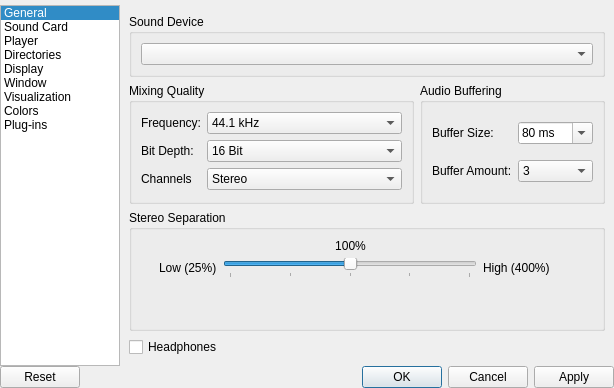
First picture: the form in ui/SetupWindow.ui, repository ModPlugPlayer/ModPlugPlayer, before the edit.
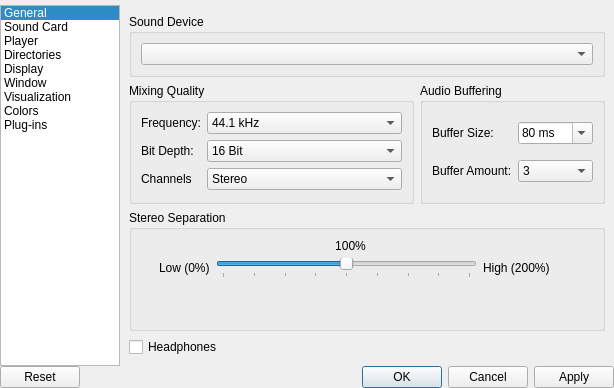
Second picture: the form after the edit. The open tabs and pages were chosen to show the change.

Patch:
```diff
--- a/ui/SetupWindow.ui
+++ b/ui/SetupWindow.ui
@@ -508,17 +508,17 @@
                   </sizepolicy>
                  </property>
                  <property name="text">
-                  <string>Low (25%)</string>
+                  <string>Low (0%)</string>
                  </property>
                 </widget>
                </item>
                <item>
                 <widget class="QSlider" name="stereoSeparationSlider">
                  <property name="maximum">
-                  <number>4</number>
+                  <number>200</number>
                  </property>
                  <property name="value">
-                  <number>2</number>
+                  <number>100</number>
                  </property>
                  <property name="orientation">
                   <enum>Qt::Horizontal</enum>
@@ -527,7 +527,7 @@
                   <enum>QSlider::TicksBelow</enum>
                  </property>
                  <property name="tickInterval">
-                  <number>1</number>
+                  <number>25</number>
                  </property>
                 </widget>
                </item>
@@ -540,7 +540,7 @@
                   </sizepolicy>
                  </property>
                  <property name="text">
-                  <string>High (400%)</string>
+                  <string>High (200%)</string>
                  </property>
                 </widget>
                </item>
```
Left out of the diff: 2 changed lines with no effect on the pictures.
